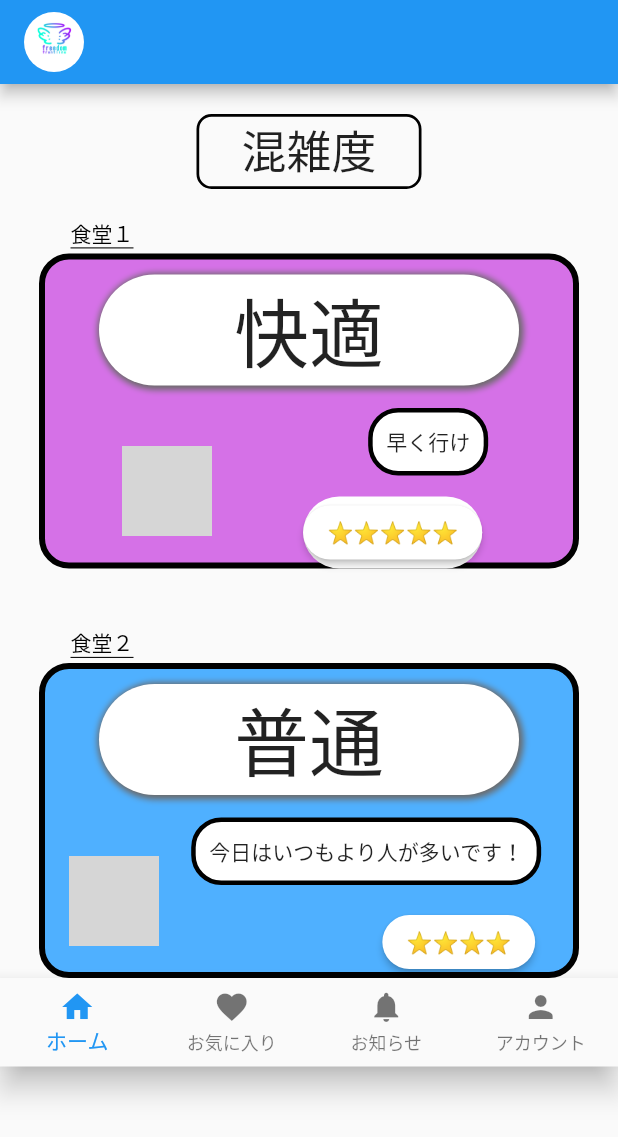
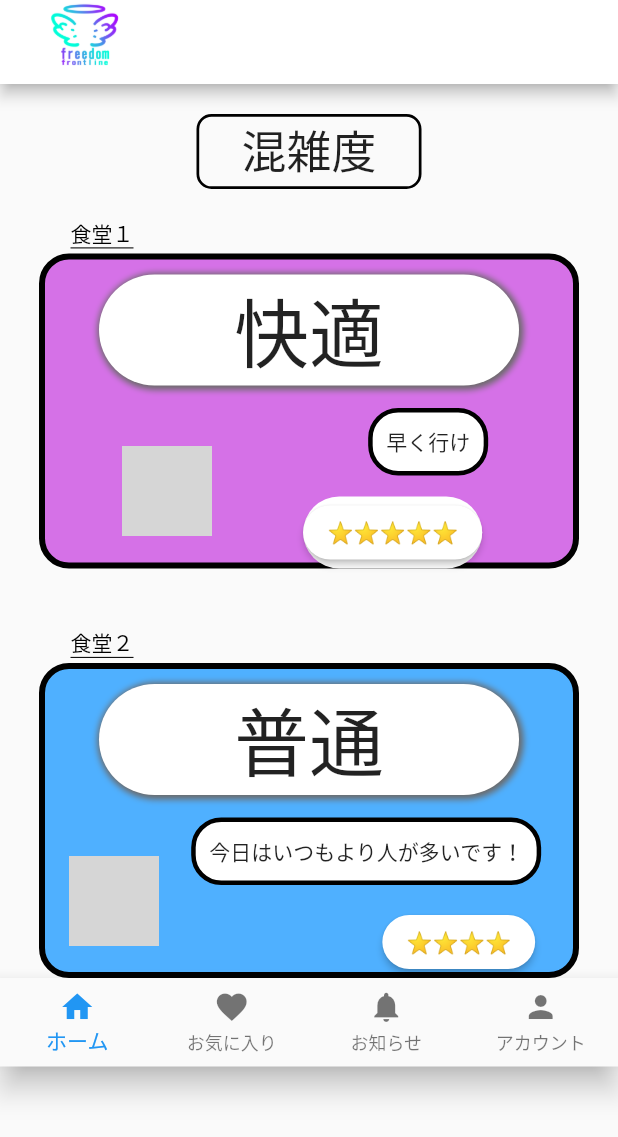
Before and after one commit to mommom111/JPHACKS-customer, a Flutter app: the screen it shows after launch, on a phone screen of 412 x 824 dp. Shown: the top 1137 px of the screen. Run offline on Flutter 3.47's test engine with Material 2 defaults, Android fonts, the phone set to English and light mode, and no system bars; network calls fail; grey boxes are pictures that could not be loaded.

Commit message:
上のバーの色を変化

```diff
--- a/lib/main.dart
+++ b/lib/main.dart
@@ -34,17 +34,25 @@ class _congestionPageState extends State<congestionPage> {
   Widget build(BuildContext context) {
     return Scaffold(
       appBar: AppBar(
-        title: Container(
-          width: 40,
-          height: 40,
+        backgroundColor: Colors.white,
+        title: Column(
+          mainAxisSize: MainAxisSize.min,
+          children: [
+            Container(
+              width: 80,
+              height: 80,
               decoration: BoxDecoration(
                 color: Colors.white,
                 borderRadius: BorderRadius.circular(50),
               ),
+              child: Center(
                 child: ClipRRect(
                   borderRadius: BorderRadius.circular(50),
                   child: Image.asset('images/FF.icon.png'),
                 ),
+              ),
+            ),
+          ],
         ),
       ),
       body: Container(
```
Lines whose indentation alone changed are shown as unchanged.
